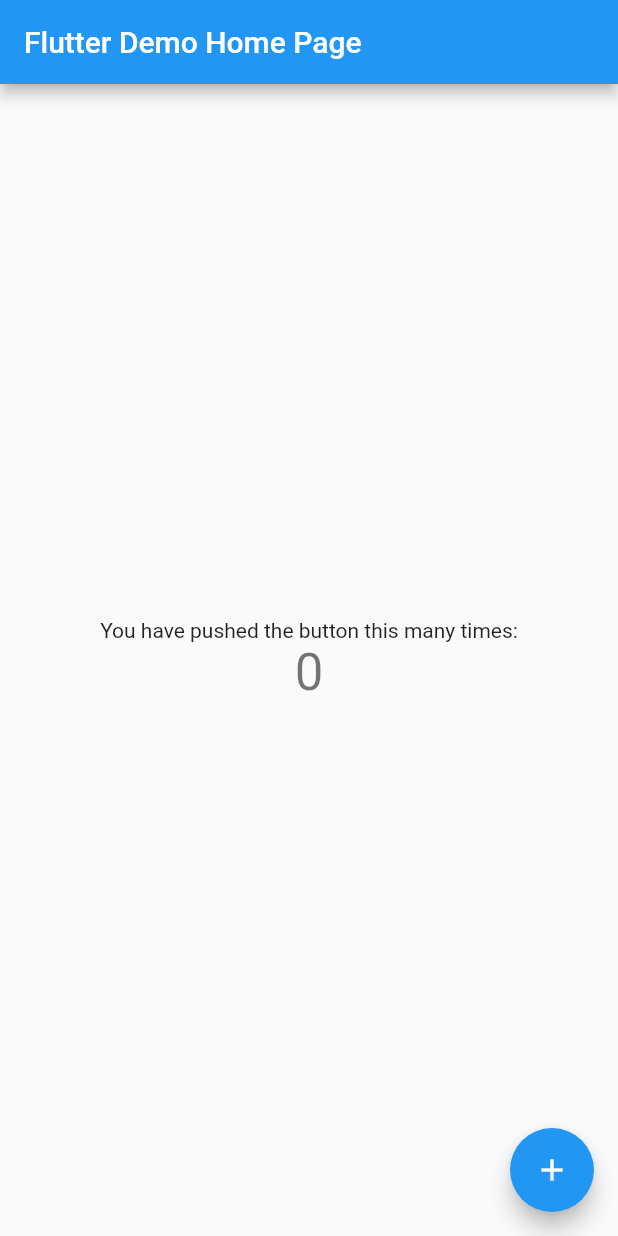
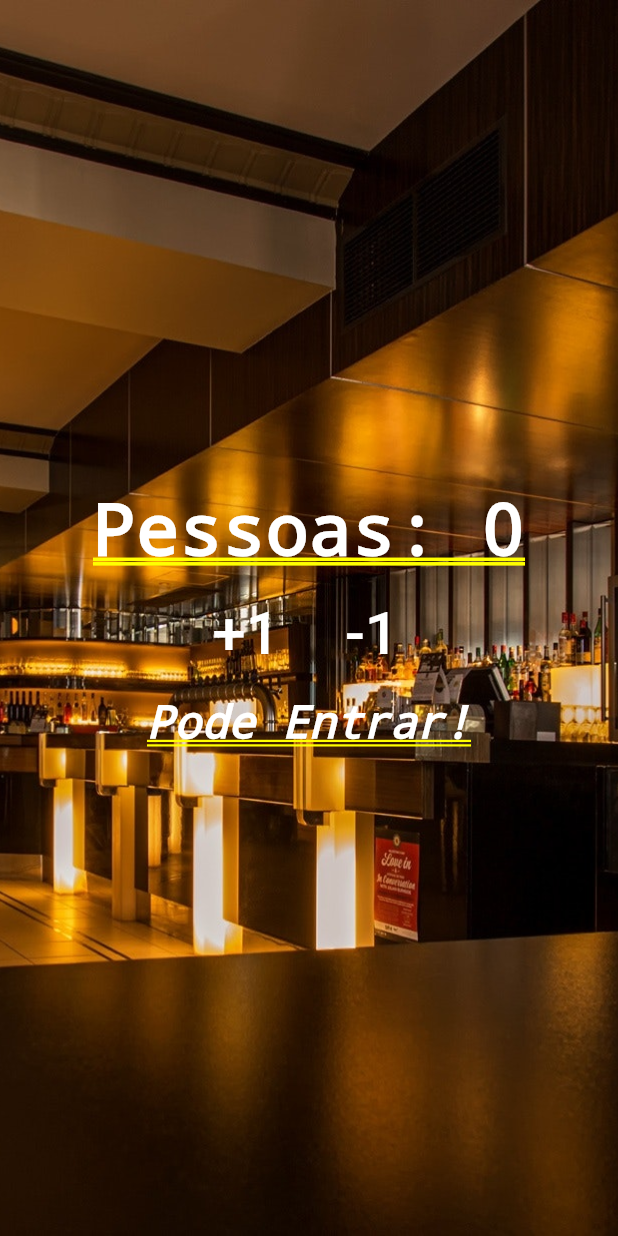
Before and after one commit to Trouttt/Flutter-people-counter, a Flutter app: the screen it shows after launch, on a phone screen of 412 x 824 dp. Run offline on Flutter 3.47's test engine with Material 2 defaults, Android fonts, the phone set to English and light mode, and no system bars.

Commit message:
Count people 1.0

```diff
--- a/lib/main.dart
+++ b/lib/main.dart
@@ -1,113 +1,92 @@
 import 'package:flutter/material.dart';
+import 'package:flutter/rendering.dart';
+import 'package:flutter/widgets.dart';
 
 void main() {
-  runApp(MyApp());
+  runApp(MaterialApp(title: "Contador de Pessoa", home: Home()));
 }
 
-class MyApp extends StatelessWidget {
-  // This widget is the root of your application.
+class Home extends StatefulWidget {
+  const Home({Key? key}) : super(key: key);
+
   @override
-  Widget build(BuildContext context) {
-    return MaterialApp(
-      title: 'Flutter Demo',
-      theme: ThemeData(
-        // This is the theme of your application.
-        //
-        // Try running your application with "flutter run". You'll see the
-        // application has a blue toolbar. Then, without quitting the app, try
-        // changing the primarySwatch below to Colors.green and then invoke
-        // "hot reload" (press "r" in the console where you ran "flutter run",
-        // or simply save your changes to "hot reload" in a Flutter IDE).
-        // Notice that the counter didn't reset back to zero; the application
-        // is not restarted.
-        primarySwatch: Colors.blue,
-      ),
-      home: MyHomePage(title: 'Flutter Demo Home Page'),
-    );
-  }
+  _HomeState createState() => _HomeState();
 }
 
-class MyHomePage extends StatefulWidget {
-  MyHomePage({Key? key, required this.title}) : super(key: key);
+class _HomeState extends State<Home> {
+  int _people = 0;
+  String _infoText = "Pode Entrar!";
 
-  // This widget is the home page of your application. It is stateful, meaning
-  // that it has a State object (defined below) that contains fields that affect
-  // how it looks.
+  void _changePeople(int cont) {
+    setState(() {
+      _people += cont;
 
-  // This class is the configuration for the state. It holds the values (in this
-  // case the title) provided by the parent (in this case the App widget) and
-  // used by the build method of the State. Fields in a Widget subclass are
-  // always marked "final".
-
-  final String title;
-
-  @override
-  _MyHomePageState createState() => _MyHomePageState();
-}
-
-class _MyHomePageState extends State<MyHomePage> {
-  int _counter = 0;
-
-  void _incrementCounter() {
-    setState(() {
-      // This call to setState tells the Flutter framework that something has
-      // changed in this State, which causes it to rerun the build method below
-      // so that the display can reflect the updated values. If we changed
-      // _counter without calling setState(), then the build method would not be
-      // called again, and so nothing would appear to happen.
-      _counter++;
+      if (_people < 0) {
+        _infoText = "Mundo invertido?!";
+      } else if (_people <= 10) {
+        _infoText = "Pode entrar!";
+      } else {
+        _infoText = "Lotado!";
+      }
     });
   }
 
   @override
   Widget build(BuildContext context) {
-    // This method is rerun every time setState is called, for instance as done
-    // by the _incrementCounter method above.
-    //
-    // The Flutter framework has been optimized to make rerunning build methods
-    // fast, so that you can just rebuild anything that needs updating rather
-    // than having to individually change instances of widgets.
-    return Scaffold(
-      appBar: AppBar(
-        // Here we take the value from the MyHomePage object that was created by
-        // the App.build method, and use it to set our appbar title.
-        title: Text(widget.title),
-      ),
-      body: Center(
-        // Center is a layout widget. It takes a single child and positions it
-        // in the middle of the parent.
-        child: Column(
-          // Column is also a layout widget. It takes a list of children and
-          // arranges them vertically. By default, it sizes itself to fit its
-          // children horizontally, and tries to be as tall as its parent.
-          //
-          // Invoke "debug painting" (press "p" in the console, choose the
-          // "Toggle Debug Paint" action from the Flutter Inspector in Android
-          // Studio, or the "Toggle Debug Paint" command in Visual Studio Code)
-          // to see the wireframe for each widget.
-          //
-          // Column has various properties to control how it sizes itself and
-          // how it positions its children. Here we use mainAxisAlignment to
-          // center the children vertically; the main axis here is the vertical
-          // axis because Columns are vertical (the cross axis would be
-          // horizontal).
+    return Stack(
+      children: <Widget>[
+        Image.asset(
+          "images/restaurant.jpg",
+          fit: BoxFit.cover,
+          height: 1000.0,
+        ),
+        Column(
           mainAxisAlignment: MainAxisAlignment.center,
           children: <Widget>[
             Text(
-              'You have pushed the button this many times:',
+              "Pessoas: $_people",
+              style:
+                  TextStyle(color: Colors.white, fontWeight: FontWeight.bold),
+            ),
+            Row(
+              mainAxisAlignment: MainAxisAlignment.center,
+              children: <Widget>[
+                Padding(
+                  padding: EdgeInsets.all(10.0),
+                  child: TextButton(
+                    child: Text(
+                      "+1",
+                      style: TextStyle(fontSize: 40.0, color: Colors.white),
+                    ),
+                    onPressed: () {
+                      _changePeople(1);
+                    },
+                  ),
+                ),
+                Padding(
+                  padding: EdgeInsets.all(10.0),
+                  child: TextButton(
+                    child: Text(
+                      "-1",
+                      style: TextStyle(fontSize: 40.0, color: Colors.white),
+                    ),
+                    onPressed: () {
+                      _changePeople(-1);
+                    },
+                  ),
+                ),
+              ],
             ),
             Text(
-              '$_counter',
-              style: Theme.of(context).textTheme.headline4,
+              _infoText,
+              style: TextStyle(
+                  color: Colors.white,
+                  fontStyle: FontStyle.italic,
+                  fontSize: 30.0),
             ),
           ],
         ),
-      ),
-      floatingActionButton: FloatingActionButton(
-        onPressed: _incrementCounter,
-        tooltip: 'Increment',
-        child: Icon(Icons.add),
-      ), // This trailing comma makes auto-formatting nicer for build methods.
+      ],
     );
   }
 }
--- a/pubspec.yaml
+++ b/pubspec.yaml
@@ -48,7 +48,8 @@ flutter:
   # assets:
   #   - images/a_dot_burr.jpeg
   #   - images/a_dot_ham.jpeg
-
+  assets:
+    - images/restaurant.jpg
   # An image asset can refer to one or more resolution-specific "variants", see
   # https://flutter.dev/assets-and-images/#resolution-aware.
 
```
Also changed, not shown: images/restaurant.jpg (added), 1 other file.
